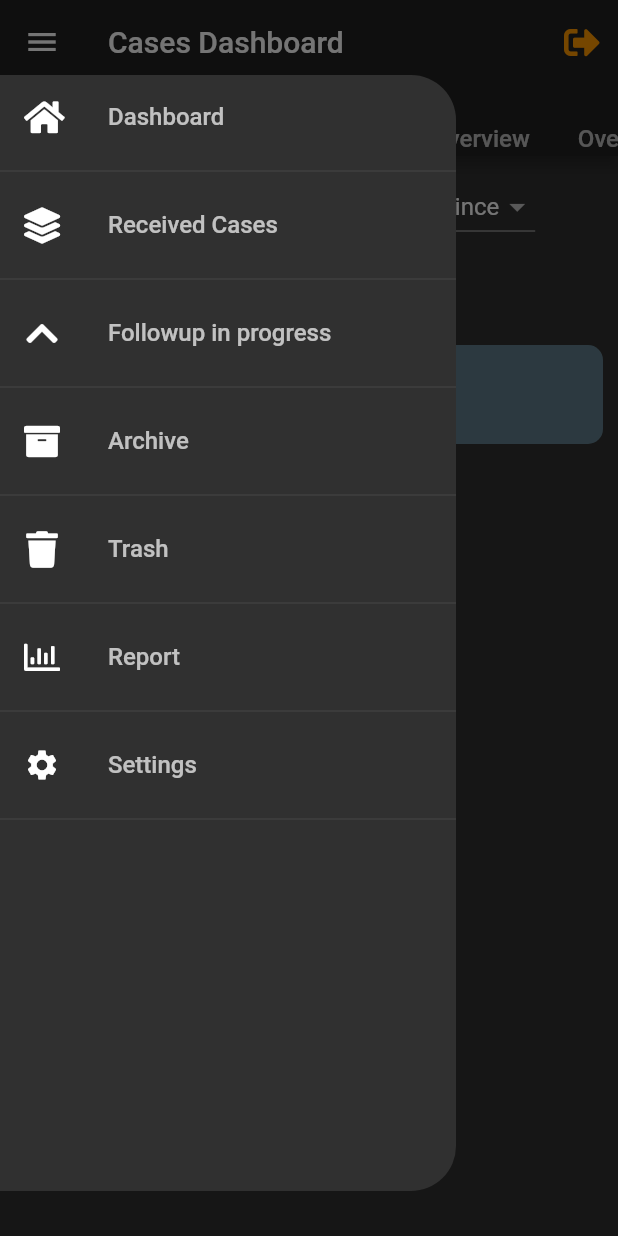
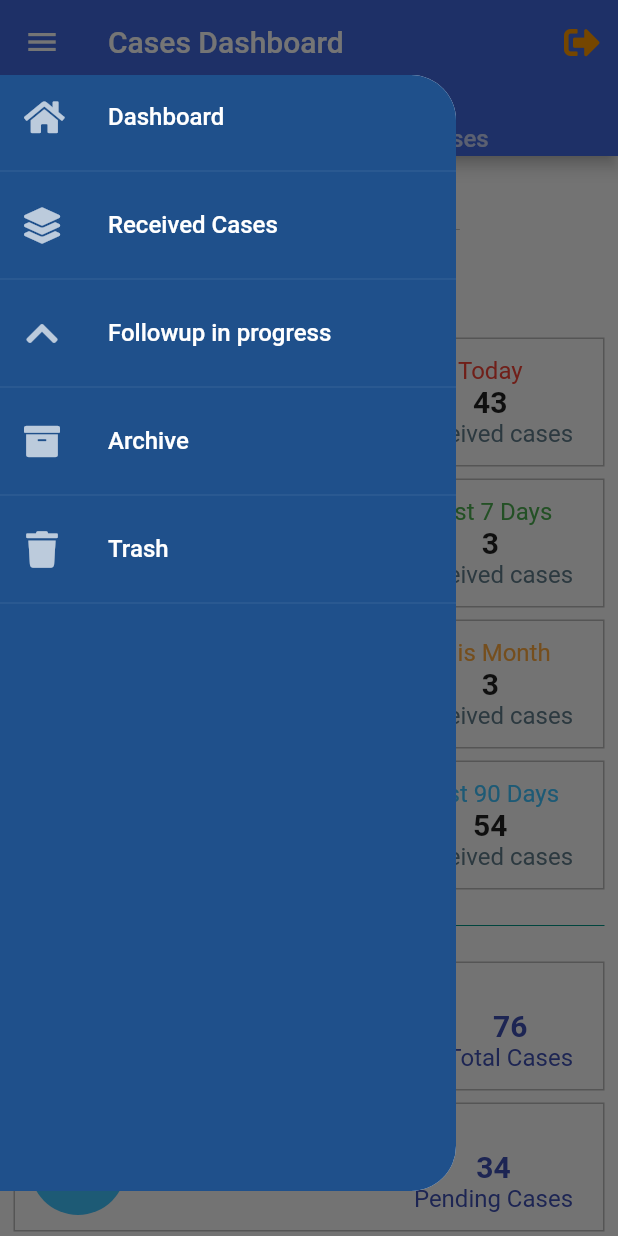
Before and after one commit to fadev8/gbv-tracker, a Flutter app: the DashboardScreen screen opened by its route, with the side drawer open, on a phone screen of 412 x 824 dp. Run offline on Flutter 3.47's test engine with Material 2 defaults, Android fonts, the phone set to English and light mode, and no system bars; our stand-ins replace font_awesome_flutter, pie_chart.

Commit message:
Commit 3 : refined Login, Dashboard with its tabs

```diff
--- a/lib/constants/constants.dart
+++ b/lib/constants/constants.dart
@@ -2,14 +2,22 @@ import 'package:flutter/material.dart';
 
 const kHeadingTextStyle = TextStyle(
   fontWeight: FontWeight.bold,
-  fontSize: 32.0,
+  fontSize: 38.0,
 );
 
 const kDrawerTitleStyle = TextStyle(
   fontSize: 16.0,
-  color: Colors.white70,
+  color: Colors.white,
 );
+
+const kDrawerIconsColor = Colors.white70;
 
 const kTabsTitleStyle = TextStyle(
   fontSize: 16,
 );
+
+const kButtonTextStyle = TextStyle(
+  fontSize: 16,
+  color: Colors.white,
+  fontWeight: FontWeight.bold,
+);
--- a/lib/main.dart
+++ b/lib/main.dart
@@ -16,7 +16,11 @@ class GBVApp extends StatelessWidget {
   @override
   Widget build(BuildContext context) {
     return MaterialApp(
-      theme: ThemeData.dark(),
+      theme: ThemeData.light().copyWith(
+        primaryColor: Color(0xff4169e1),
+        accentColor: Colors.blueAccent
+      ),
+      debugShowCheckedModeBanner: false,
       initialRoute: LoginScreen.id,
       routes: {
         LoginScreen.id : (context) => LoginScreen(),
--- a/lib/screens/dashboard_screen.dart
+++ b/lib/screens/dashboard_screen.dart
@@ -1,7 +1,9 @@
 import 'package:flutter/material.dart';
 import 'package:gbv_tracker/constants/constants.dart';
 import 'package:gbv_tracker/screens/login_screen.dart';
+import 'package:gbv_tracker/screens/pages/dashboardpages/all_cases_page.dart';
 import 'package:gbv_tracker/screens/pages/dashboardpages/cases_overview_page.dart';
+import 'package:gbv_tracker/screens/pages/dashboardpages/figure_page.dart';
 import 'package:gbv_tracker/widgets/drawer.dart';
 import 'package:font_awesome_flutter/font_awesome_flutter.dart';
 
@@ -12,7 +14,13 @@ class DashboardScreen extends StatefulWidget {
 }
 
 class _DashboardScreenState extends State<DashboardScreen> {
-  final int _tabLength = 5;
+  final int _tabLength = 3;
+
+  @override
+  void initState() {
+    super.initState();
+    // TODO: Pick data from the API Here
+  }
 
   @override
   Widget build(BuildContext context) {
@@ -34,6 +42,7 @@ class _DashboardScreenState extends State<DashboardScreen> {
                 },
               )
             ],
+            //App TabBar===================
             bottom: TabBar(
               isScrollable: true,
               indicatorColor: Colors.blueAccent,
@@ -50,34 +59,30 @@ class _DashboardScreenState extends State<DashboardScreen> {
                   'All cases',
                   style: kTabsTitleStyle,
                 ),
-                Text(
-                  'Overview',
-                  style: kTabsTitleStyle,
-                ),
-                Text(
-                  'Overview',
-                  style: kTabsTitleStyle,
-                ),
+
               ],
             ),
           ),
+
+          //== App Drawer ==========================
           drawer: NavDrawer(),
+
+          //===== Tab pages ======================
           body: TabBarView(
             children: [
-              CasesOverviewPage(),
-              Container(
-                color: Colors.greenAccent,
+              CasesOverviewPage(
+                //TODO replace here with true data
+                closesCases: 12,
+                followupProgress: 45,
+                pendingCases: 34,
+                receivedLast7days: 3,
+                receivedLast90days: 54,
+                receivedMonth: 6,
+                receivedToday: 43,
+                totalCases: 76,
               ),
-              Container(
-                color: Colors.redAccent,
-              ),
-              Container(
-                color: Colors.purpleAccent,
-              ),
-              Container(
-                color: Colors.blueAccent,
-              ),
-
+              FigurePage(),//TODO pass in data here
+              AllCasesPage(),//TODO pass in data here
             ],
           ),
         ),
--- a/lib/screens/pages/dashboardpages/cases_overview_page.dart
+++ b/lib/screens/pages/dashboardpages/cases_overview_page.dart
@@ -1,18 +1,41 @@
 import 'package:flutter/foundation.dart';
 import 'package:flutter/material.dart';
 import 'package:flutter/rendering.dart';
+import 'package:font_awesome_flutter/font_awesome_flutter.dart';
+import 'package:gbv_tracker/constants/constants.dart';
+import 'package:gbv_tracker/widgets/figure_data_tile.dart';
+import 'package:gbv_tracker/widgets/overview_data_tile.dart';
 
 class CasesOverviewPage extends StatelessWidget {
+  //TODO here are values to be filled up from the API
+  int receivedToday = 2;
+  int receivedLast7days = 9;
+  int receivedMonth = 30;
+  int receivedLast90days = 36;
+  //second part of data
+  int totalCases = 434;
+  int pendingCases = 23;
+  int followupProgress = 12;
+  int closesCases = 34;
+
+  CasesOverviewPage({
+    this.closesCases,
+    this.receivedLast7days,
+    this.receivedToday,
+    this.receivedLast90days,
+    this.followupProgress,
+    this.pendingCases,
+    this.totalCases,
+    this.receivedMonth,
+  });
+
   @override
   Widget build(BuildContext context) {
-    return Padding(
-      padding: EdgeInsets.all(10),
-      child: Column(
-
+    return ListView(
+      padding: EdgeInsets.all(9).copyWith(bottom: 24),
       children: [
-          //buttons
         Wrap(
-            spacing: 10,
+          spacing: 6,
           children: [
             DropdownButton(
               onChanged: (index) {
@@ -33,6 +56,7 @@ class CasesOverviewPage extends StatelessWidget {
               ],
             ),
             DropdownButton(
+              focusColor: Colors.grey,
               onChanged: (index) {
                 //TODO action when the menu is tapped
                 print('selected index $index');
@@ -69,42 +93,104 @@ class CasesOverviewPage extends StatelessWidget {
               ],
             ),
             FlatButton(
-                child: Text('Submit'),
+              child: Text('Submit', style: kButtonTextStyle),
               color: Colors.blueAccent,
-                onPressed: () {},
-              )
+              onPressed: () {
+                //TODO Submit the value of the Dropdown button
+              },
+            ),
           ],
         ),
         SizedBox(
-            height: 20,
+          height: 16,
         ),
-          //Data here
-          Wrap(
+        Column(
           children: [
-              ClipRRect(
-                borderRadius: BorderRadius.circular(10),
-                child: Container(
-                  padding: EdgeInsets.all(5),
-                  margin: EdgeInsets.only(bottom: 0),
-                  color: Colors.blueGrey,
-                  child: ListTile(
-                    hoverColor: Colors.blueGrey,
-                    leading: CircleAvatar(
-                      radius: 32,
-                      backgroundColor: Colors.deepOrange,
-                      child: Icon(
-                          Icons.today
+            OverviewDataTile(
+              periodName: 'Today',
+              casesNumber: receivedToday,
+              casesType: 'Received cases',
+              icon: Icons.today,
+              iconColor: Colors.red,
             ),
+            SizedBox(
+              height: 8,
             ),
+            OverviewDataTile(
+              periodName: 'Last 7 Days',
+              casesNumber: receivedLast7days,
+              casesType: 'Received cases',
+              icon: FontAwesomeIcons.calendarWeek,
+              iconColor: Colors.green,
             ),
+            SizedBox(
+              height: 8,
             ),
+            OverviewDataTile(
+              periodName: 'This Month',
+              casesNumber: receivedLast7days,
+              casesType: 'Received cases',
+              icon: Icons.calendar_today,
+              iconColor: Colors.orangeAccent,
             ),
-
-
-            ],
+            SizedBox(
+              height: 8,
+            ),
+            OverviewDataTile(
+              periodName: 'Last 90 Days',
+              casesNumber: receivedLast90days,
+              casesType: 'Received cases',
+              icon: Icons.calendar_today,
+              iconColor: Colors.lightBlueAccent,
+            ),
+            SizedBox(
+              height: 16,
+            ),
+            Divider(
+              color: Colors.teal,
+            ),
+            SizedBox(
+              height: 16,
+            ),
+            FigureDataTile(
+              title: 'Total Cases',
+              dataNumber: totalCases,
+              icon: FontAwesomeIcons.briefcase,
+              iconColor: Colors.lightBlueAccent,
+            ),
+            SizedBox(
+              height: 8,
+            ),
+            FigureDataTile(
+              title: 'Pending Cases',
+              dataNumber: pendingCases,
+              icon: FontAwesomeIcons.hourglassEnd,
+              iconColor: Colors.lightBlueAccent,
+            ),
+            SizedBox(
+              height: 8,
+            ),
+            FigureDataTile(
+              title: 'Followup in progress',
+              dataNumber: followupProgress,
+              icon: Icons.thumb_up,
+              iconColor: Colors.lightBlueAccent,
+            ),
+            SizedBox(
+              height: 8,
+            ),
+            FigureDataTile(
+              title: 'Closed Cases',
+              dataNumber: closesCases,
+              icon: Icons.lock,
+              iconColor: Colors.lightBlueAccent,
+            ),
+            SizedBox(
+              height: 8,
             ),
           ],
-      ),
+        )
+      ],
     );
   }
 }
--- a/lib/widgets/drawer.dart
+++ b/lib/widgets/drawer.dart
@@ -22,11 +22,11 @@ class NavDrawer extends StatelessWidget {
         ),
         child: Drawer(
           child: Container(
-            //color: Colors.orange,
+            color: Color(0xff1f508B),
             child: ListView(
               children: [
                 ListTile(
-                  leading: Icon(FontAwesomeIcons.home),
+                  leading: Icon(FontAwesomeIcons.home,color: kDrawerIconsColor,),
                   title: Text('Dashboard',style: kDrawerTitleStyle,),
                   onTap: (){
                     Navigator.pushNamed(context, DashboardScreen.id);
@@ -37,7 +37,7 @@ class NavDrawer extends StatelessWidget {
                   ,
                 ),
                 ListTile(
-                  leading: Icon(FontAwesomeIcons.layerGroup),
+                  leading: Icon(FontAwesomeIcons.layerGroup,color: kDrawerIconsColor,),
                   title: Text('Received Cases',style: kDrawerTitleStyle,),
                   onTap: (){
                     Navigator.pushNamed(context, ReceivedCaseScreen.id);
@@ -48,7 +48,7 @@ class NavDrawer extends StatelessWidget {
                   ,
                 ),
                 ListTile(
-                  leading: Icon(FontAwesomeIcons.chevronUp
+                  leading: Icon(FontAwesomeIcons.chevronUp,color: kDrawerIconsColor,
                   ),
                   title: Text('Followup in progress',style: kDrawerTitleStyle,),
                   onTap: (){
@@ -60,7 +60,7 @@ class NavDrawer extends StatelessWidget {
                   ,
                 ),
                 ListTile(
-                  leading: Icon(FontAwesomeIcons.archive),
+                  leading: Icon(FontAwesomeIcons.archive, color: kDrawerIconsColor,),
                   title: Text('Archive',style: kDrawerTitleStyle,),
                   onTap: (){
                     Navigator.pushNamed(context, ArchiveScreen.id);
@@ -71,7 +71,7 @@ class NavDrawer extends StatelessWidget {
                   ,
                 ),
                 ListTile(
-                  leading: Icon(FontAwesomeIcons.trash),
+                  leading: Icon(FontAwesomeIcons.trash, color: kDrawerIconsColor,),
                   title: Text('Trash',style: kDrawerTitleStyle,),
                   onTap: (){
                     Navigator.pushNamed(context, TrashScreen.id);
@@ -81,28 +81,7 @@ class NavDrawer extends StatelessWidget {
                   color: Colors.white10
                   ,
                 ),
-                ListTile(
-                  leading: Icon(FontAwesomeIcons.chartBar),
-                  title: Text('Report',style: kDrawerTitleStyle,),
-                  onTap: (){
-                    Navigator.pushNamed(context, ReportScreen.id);
-                  },
-                ),
-                Divider(
-                  color: Colors.white10
-                  ,
-                ),
-                ListTile(
-                  leading: Icon(Icons.settings),
-                  title: Text('Settings',style: kDrawerTitleStyle,),
-                  onTap: (){
-                    Navigator.pushNamed(context,SettingsScreen.id);
-                  },
-                ),
-                Divider(
-                  color: Colors.white10
-                  ,
-                ),
+
               ],
             ),
           ),
--- /dev/null
+++ b/lib/widgets/figure_data_tile.dart
@@ -0,0 +1,28 @@
+import 'package:flutter/material.dart';
+import 'package:gbv_tracker/widgets/overview_data_tile.dart';
+
+class FigureDataTile extends StatelessWidget {
+
+  final Color iconColor;
+  final IconData icon;
+  final String title;
+  final int dataNumber;
+
+  FigureDataTile({
+    @required this.iconColor,
+    @required this.icon,
+    this.title,
+    this.dataNumber
+
+});
+  @override
+  Widget build(BuildContext context) {
+    return OverviewDataTile(
+      textColor: Colors.indigo,
+      casesNumber: dataNumber,
+      casesType: title,
+      icon: icon,
+      iconColor: iconColor,
+    );
+  }
+}
--- /dev/null
+++ b/lib/widgets/overview_data_tile.dart
@@ -0,0 +1,69 @@
+import 'package:flutter/cupertino.dart';
+import 'package:flutter/material.dart';
+
+class OverviewDataTile extends StatelessWidget {
+  final IconData icon;
+  final Color iconColor;
+  final Color borderColor;
+  final String periodName;
+  final int casesNumber;
+  final String casesType;
+  final Color textColor;
+
+  OverviewDataTile(
+      {@required this.icon,
+      @required this.iconColor,
+      this.borderColor,
+      this.textColor,
+      this.periodName,
+      this.casesNumber,
+      this.casesType});
+
+  @override
+  Widget build(BuildContext context) {
+    return Container(
+        decoration: BoxDecoration(
+          border: Border.all(
+            color: Colors.black26,
+            width: 1,
+          ),
+        ),
+        padding: EdgeInsets.all(10).copyWith(right: 20),
+        child: Row(
+          mainAxisAlignment: MainAxisAlignment.spaceBetween,
+          children: [
+            CircleAvatar(
+              radius: 32,
+              backgroundColor: iconColor,
+              child: Icon(icon,color: Colors.white,size: 32,),
+            ),
+            Column(
+              mainAxisAlignment: MainAxisAlignment.spaceBetween,
+              children: [
+                Text(
+                  periodName ?? '',
+                  style: TextStyle(
+                    color: iconColor ?? textColor,
+                    fontSize: 16,
+                  ),
+                ),
+                Text(
+                  '$casesNumber',
+                  style: TextStyle(
+                      fontWeight: FontWeight.bold,
+                      fontSize: 20,
+                      color: textColor),
+                ),
+                Text(
+                  casesType ?? '',
+                  style: TextStyle(
+                    color: textColor ?? Colors.blueGrey,
+                    fontSize: 16,
+                  ),
+                ),
+              ],
+            ),
+          ],
+        ));
+  }
+}
--- a/lib/widgets/rounded_button.dart
+++ b/lib/widgets/rounded_button.dart
@@ -1,5 +1,6 @@
 import 'package:flutter/cupertino.dart';
 import 'package:flutter/material.dart';
+import 'package:gbv_tracker/constants/constants.dart';
 
 class RoundedButton extends StatelessWidget {
 
@@ -20,7 +21,7 @@ class RoundedButton extends StatelessWidget {
           child: MaterialButton(
             minWidth: 300,
             onPressed: onPress,
-            child: Text(title),
+            child: Text(title,style: kButtonTextStyle,),
           ),
         ),
       ),
```
Also changed, not shown: lib/screens/login_screen.dart (+22 -11 lines), lib/screens/pages/dashboardpages/all_cases_page.dart (added, +42 -0 lines), lib/screens/pages/dashboardpages/figure_page.dart (added, +180 -0 lines), lib/widgets/ChartCard.dart (added, +26 -0 lines), pubspec.yaml (+4 -18 lines), images/actiaid.png (added), pubspec.lock. Lines whose indentation alone changed are shown as unchanged.
